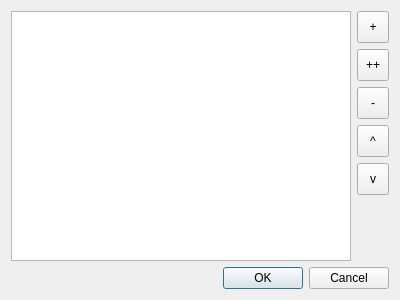
This is dialogprojecttemplatesedit.ui in molotov-dmitry/work-report as Qt 5 draws it before an edit. The edited form follows.
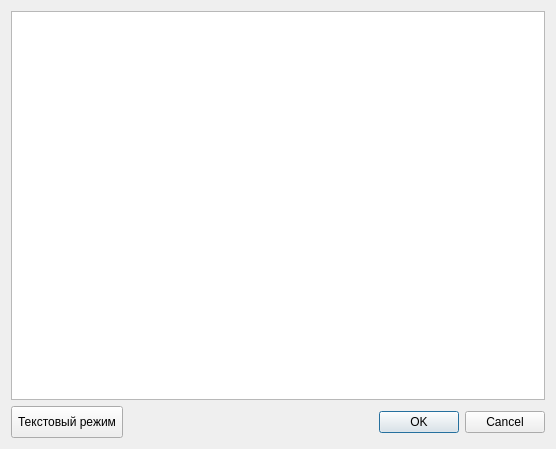
This is the edited form. The open tabs and pages were chosen to show the change. Icons and pictures are not drawn.

Commit message: Added template text edit mode; Updated icons.

```diff
--- a/dialogprojecttemplatesedit.ui
+++ b/dialogprojecttemplatesedit.ui
@@ -6,15 +6,74 @@
    <rect>
     <x>0</x>
     <y>0</y>
-    <width>400</width>
-    <height>300</height>
+    <width>556</width>
+    <height>449</height>
    </rect>
   </property>
   <property name="windowTitle">
    <string>Dialog</string>
   </property>
   <layout class="QGridLayout" name="gridLayout">
+   <item row="1" column="0">
+    <layout class="QHBoxLayout" name="horizontalLayout_2">
+     <item>
+      <widget class="QToolButton" name="buttonSwitchMode">
+       <property name="minimumSize">
+        <size>
+         <width>32</width>
+         <height>32</height>
+        </size>
+       </property>
+       <property name="text">
+        <string>Текстовый режим</string>
+       </property>
+       <property name="icon">
+        <iconset theme="view-list-tree">
+         <normaloff>.</normaloff>.</iconset>
+       </property>
+       <property name="toolButtonStyle">
+        <enum>Qt::ToolButtonTextBesideIcon</enum>
+       </property>
+      </widget>
+     </item>
+     <item>
+      <widget class="QDialogButtonBox" name="buttonBox">
+       <property name="minimumSize">
+        <size>
+         <width>0</width>
+         <height>32</height>
+        </size>
+       </property>
+       <property name="orientation">
+        <enum>Qt::Horizontal</enum>
+       </property>
+       <property name="standardButtons">
+        <set>QDialogButtonBox::Cancel|QDialogButtonBox::Ok</set>
+       </property>
+      </widget>
+     </item>
+    </layout>
+   </item>
    <item row="0" column="0">
+    <widget class="QStackedWidget" name="stackedWidget">
+     <property name="currentIndex">
+      <number>0</number>
+     </property>
+     <widget class="QWidget" name="pageTree">
+      <layout class="QHBoxLayout" name="horizontalLayout">
+       <property name="leftMargin">
+        <number>0</number>
+       </property>
+       <property name="topMargin">
+        <number>0</number>
+       </property>
+       <property name="rightMargin">
+        <number>0</number>
+       </property>
+       <property name="bottomMargin">
+        <number>0</number>
+       </property>
+       <item>
     <widget class="QTreeWidget" name="table">
      <property name="headerHidden">
       <bool>true</bool>
@@ -26,7 +85,7 @@
      </column>
     </widget>
    </item>
-   <item row="0" column="1">
+       <item>
     <layout class="QVBoxLayout" name="verticalLayout">
      <item>
       <widget class="QToolButton" name="buttonAdd">
@@ -36,8 +95,9 @@
          <height>32</height>
         </size>
        </property>
-       <property name="text">
-        <string>+</string>
+           <property name="icon">
+            <iconset theme="folder-new">
+             <normaloff>.</normaloff>.</iconset>
        </property>
       </widget>
      </item>
@@ -49,8 +109,9 @@
          <height>32</height>
         </size>
        </property>
-       <property name="text">
-        <string>++</string>
+           <property name="icon">
+            <iconset theme="document-new">
+             <normaloff>.</normaloff>.</iconset>
        </property>
       </widget>
      </item>
@@ -62,8 +123,9 @@
          <height>32</height>
         </size>
        </property>
-       <property name="text">
-        <string>-</string>
+           <property name="icon">
+            <iconset theme="remove">
+             <normaloff>.</normaloff>.</iconset>
        </property>
       </widget>
      </item>
@@ -75,8 +137,9 @@
          <height>32</height>
         </size>
        </property>
-       <property name="text">
-        <string>^</string>
+           <property name="icon">
+            <iconset theme="up">
+             <normaloff>.</normaloff>.</iconset>
        </property>
       </widget>
      </item>
@@ -88,8 +151,9 @@
          <height>32</height>
         </size>
        </property>
-       <property name="text">
-        <string>v</string>
+           <property name="icon">
+            <iconset theme="down">
+             <normaloff>.</normaloff>.</iconset>
        </property>
       </widget>
      </item>
@@ -108,14 +172,31 @@
      </item>
     </layout>
    </item>
-   <item row="1" column="0" colspan="2">
-    <widget class="QDialogButtonBox" name="buttonBox">
-     <property name="orientation">
-      <enum>Qt::Horizontal</enum>
-     </property>
-     <property name="standardButtons">
-      <set>QDialogButtonBox::Cancel|QDialogButtonBox::Ok</set>
-     </property>
+      </layout>
+     </widget>
+     <widget class="QWidget" name="pageText">
+      <layout class="QVBoxLayout" name="verticalLayout_2">
+       <property name="leftMargin">
+        <number>0</number>
+       </property>
+       <property name="topMargin">
+        <number>0</number>
+       </property>
+       <property name="rightMargin">
+        <number>0</number>
+       </property>
+       <property name="bottomMargin">
+        <number>0</number>
+       </property>
+       <item>
+        <widget class="QPlainTextEdit" name="editTemplates">
+         <property name="lineWrapMode">
+          <enum>QPlainTextEdit::NoWrap</enum>
+         </property>
+        </widget>
+       </item>
+      </layout>
+     </widget>
     </widget>
    </item>
   </layout>
```
Lines whose indentation alone changed are shown as unchanged. The commit also changes 16 other files.
